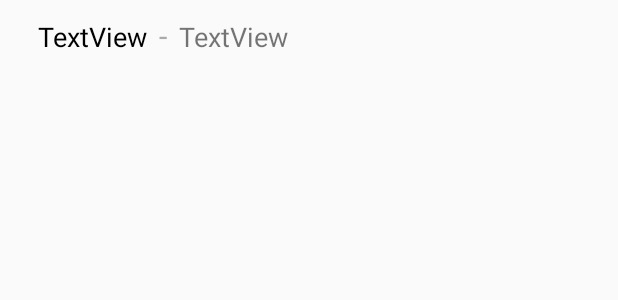
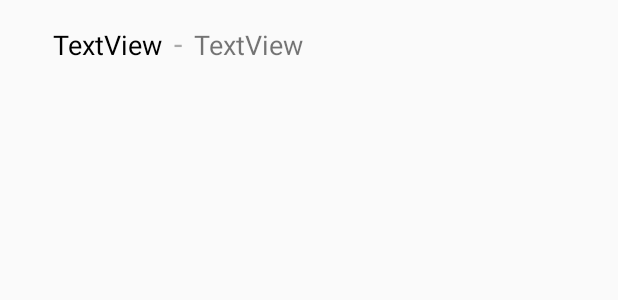
Before and after one commit to LyanTorres/NFCBusinessCards, an Android app: the layout list_group.xml on its own in the app's theme, with its tools: preview values and no code run, on a phone screen of 412 x 824 dp. Shown: the top 300 px of the screen. Run offline under Robolectric (Android 15) with nearby library versions, the light colour scheme and no system bars.

Commit message:
list items are expandable now. Images are set up to be loaded but aren't loading. Trying to figure out if it's the links or how they're being loaded

```diff
--- a/TorresLyan_PP6/app/build.gradle
+++ b/TorresLyan_PP6/app/build.gradle
@@ -22,11 +22,12 @@ dependencies {
     implementation 'com.google.firebase:firebase-auth:12.0.1'
     implementation 'com.google.firebase:firebase-database:12.0.1'
     compile 'com.google.firebase:firebase-core:12.0.1'
-    implementation fileTree(dir: 'libs', include: ['*.jar'])
+    implementation fileTree(include: ['*.jar'], dir: 'libs')
     implementation 'com.android.support:appcompat-v7:26.1.0'
     implementation 'com.android.support.constraint:constraint-layout:1.1.0'
     testImplementation 'junit:junit:4.12'
     androidTestImplementation 'com.android.support.test:runner:1.0.2'
     androidTestImplementation 'com.android.support.test.espresso:espresso-core:3.0.2'
+    implementation 'com.squareup.picasso:picasso:2.3.2'
 }
 apply plugin: 'com.google.gms.google-services'
--- a/TorresLyan_PP6/app/src/main/res/layout/list_group.xml
+++ b/TorresLyan_PP6/app/src/main/res/layout/list_group.xml
@@ -21,9 +21,9 @@
             android:text="TextView"
             android:textColor="@android:color/black"
             android:textSize="18sp"
-            android:layout_marginTop="10dp"
-            android:layout_marginBottom="10dp"
-            android:layout_marginLeft="25dp"/>
+            android:layout_marginTop="15dp"
+            android:layout_marginBottom="15dp"
+            android:layout_marginLeft="35dp"/>
 
         <TextView
             android:layout_width="wrap_content"
@@ -35,8 +35,8 @@
             android:textAlignment="center"
             android:textColor="@android:color/darker_gray"
             android:textSize="20sp"
-            android:layout_marginTop="10dp"
-            android:layout_marginBottom="10dp"/>
+            android:layout_marginTop="15dp"
+            android:layout_marginBottom="15dp"/>
 
         <TextView
             android:id="@+id/list_secondItem_TV"
@@ -45,8 +45,8 @@
             android:layout_weight="0"
             android:text="TextView"
             android:textSize="18sp"
-            android:layout_marginTop="10dp"
-            android:layout_marginBottom="10dp"/>
+            android:layout_marginTop="15dp"
+            android:layout_marginBottom="15dp"/>
     </LinearLayout>
 
 </android.support.constraint.ConstraintLayout>
--- a/TorresLyan_PP6/app/src/main/res/layout/list_item.xml
+++ b/TorresLyan_PP6/app/src/main/res/layout/list_item.xml
@@ -10,7 +10,7 @@
     <ImageButton
         android:id="@+id/list_item_imageButton"
         android:layout_width="0dp"
-        android:layout_height="0dp"
+        android:layout_height="175dp"
         android:layout_marginBottom="16dp"
         android:layout_marginEnd="16dp"
         android:layout_marginStart="16dp"
```
Also changed, not shown: TorresLyan_PP6/app/src/main/java/com/example/lyantorres/torreslyan_pp6/HomeScreenActivity.java (+0 -8 lines), TorresLyan_PP6/app/src/main/java/com/example/lyantorres/torreslyan_pp6/Objects/ExpandableListAdapter.java (+18 -3 lines), TorresLyan_PP6/app/src/main/java/com/example/lyantorres/torreslyan_pp6/fragments/ExpandedListFragment.java (+1 -8 lines), TorresLyan_PP6/app/src/main/java/com/example/lyantorres/torreslyan_pp6/fragments/ProfilePreviewFragment.java (+7 -7 lines), TorresLyan_PP6/app/src/main/res/layout/fragment_profile_preview.xml (+7 -4 lines).
